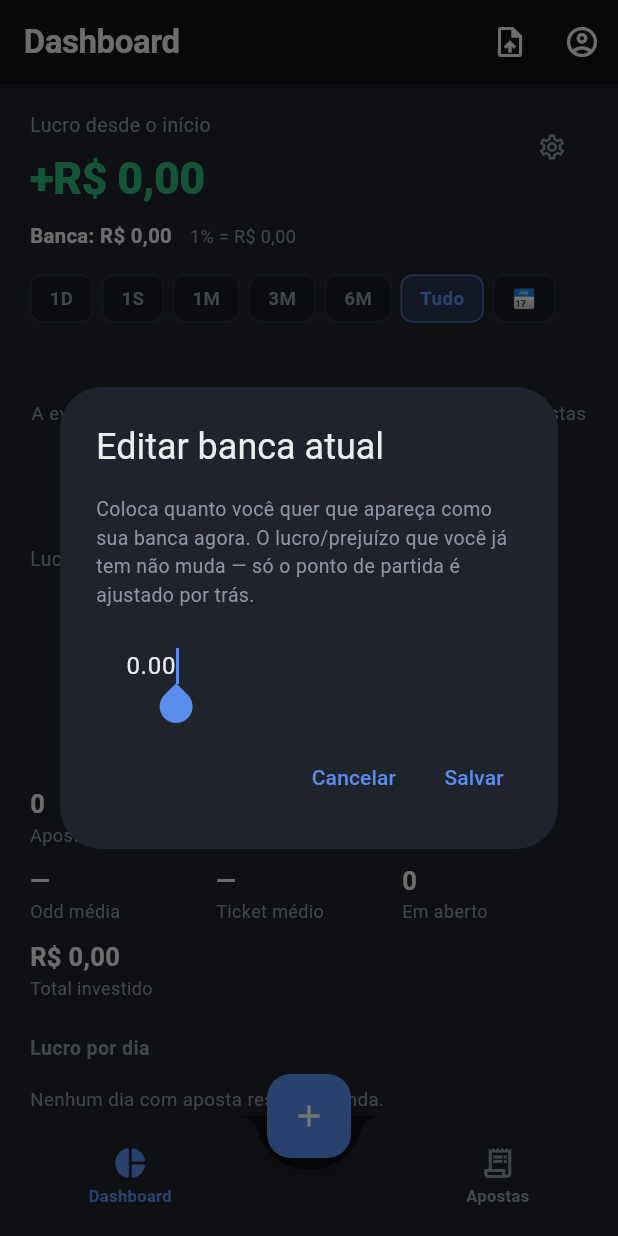
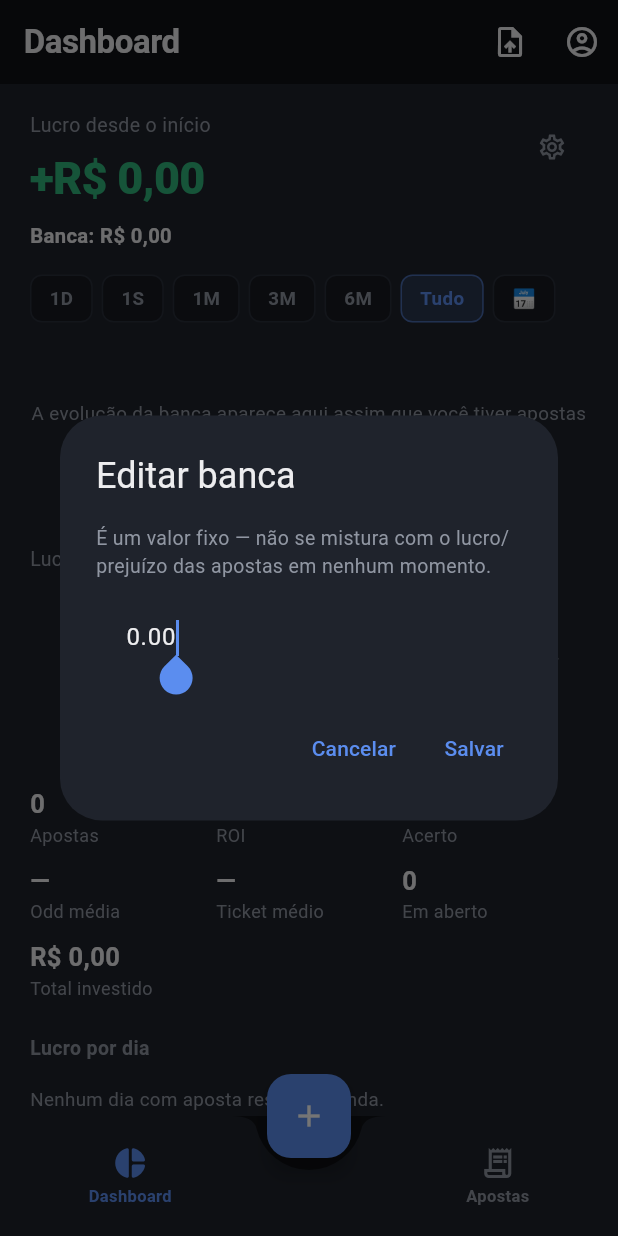
Before and after one commit to Schererz/Smart-Sheet, a Flutter app: the HomeScreen screen opened directly, after a tap on the "settings" icon, on a phone screen of 412 x 824 dp. Run offline on Flutter 3.47's test engine with Material 3 defaults, Android fonts, the phone set to English and light mode, and no system bars; our stand-ins replace file_picker, fl_chart, image_picker, shared_preferences; missing offline and left inert: google_mlkit_text_recognition; accounts and stored records are empty; network calls fail.

Commit message:
ajuste 2 da banca por casa, deposito e banca total

```diff
--- a/frontend/lib/screens/home_screen.dart
+++ b/frontend/lib/screens/home_screen.dart
@@ -54,14 +54,14 @@
 
   Future<void> _abrirDialogoBanca({bool primeiraVez = false}) async {
     final controlador = TextEditingController(
-      text: primeiraVez ? '' : _resumo.bancaAtual.toStringAsFixed(2),
+      text: primeiraVez ? '' : _resumo.bancaInicial.toStringAsFixed(2),
     );
     final valor = await showDialog<double>(
       context: context,
       barrierDismissible: !primeiraVez,
       builder: (_) => AlertDialog(
         backgroundColor: AppColors.superficieAlta,
-        title: Text(primeiraVez ? 'Qual sua banca inicial?' : 'Editar banca atual'),
+        title: Text(primeiraVez ? 'Qual sua banca inicial?' : 'Editar banca'),
         content: Column(
           mainAxisSize: MainAxisSize.min,
           crossAxisAlignment: CrossAxisAlignment.start,
@@ -78,7 +78,7 @@
               const Padding(
                 padding: EdgeInsets.only(bottom: 12),
                 child: Text(
-                  'Coloca quanto você quer que apareça como sua banca agora. O lucro/prejuízo que você já tem não muda — só o ponto de partida é ajustado por trás.',
+                  'É um valor fixo — não se mistura com o lucro/prejuízo das apostas em nenhum momento.',
                   style: TextStyle(color: AppColors.textoSecundario, fontSize: 13),
                 ),
               ),
--- a/frontend/lib/widgets/resumo_header.dart
+++ b/frontend/lib/widgets/resumo_header.dart
@@ -56,6 +56,18 @@
   /// período" quanto você já depositou no total, é uma pergunta diferente
   /// de "quanto rendeu nesse período").
   List<ResumoPorCasa> get _resumoPorCasaFiltrado {
+    final semFiltro = !_periodo.ehPersonalizado && _periodo.preset == PeriodoFiltro.tudo;
+    if (semFiltro) {
+      // sem filtro: usa direto o que o backend já manda, sem recalcular
+      // nada — evita duplicar lógica e os bugs de sincronia que isso já
+      // causou antes.
+      return widget.resumoPorCasa;
+    }
+
+    // com filtro de período: o lucro/estatísticas seguem o filtro, mas a
+    // banca (inicial/atual de cada casa) continua sendo sempre o total
+    // histórico do backend — não tem como saber "quanto tinha na casa
+    // naquele período específico", só faz sentido como valor de sempre.
     final local = calcularResumoPorCasaLocal(_apostasFiltradas);
     final bancaPorNome = {for (final c in widget.resumoPorCasa) c.casa: c};
 
@@ -88,10 +100,6 @@
     final resumoPeriodo = _resumoFiltrado;
     final corLucroPeriodo = resumoPeriodo.lucroTotal >= 0 ? AppColors.green : AppColors.red;
     final eTudo = !_periodo.ehPersonalizado && _periodo.preset == PeriodoFiltro.tudo;
-    // banca "exibida" acompanha o período: banca inicial + lucro só do
-    // período escolhido (quando o período é "Tudo", isso já bate com o
-    // valor de sempre, banca_inicial + lucro_total).
-    final bancaExibida = widget.resumo.bancaInicial + resumoPeriodo.lucroTotal;
 
     return Container(
       padding: const EdgeInsets.fromLTRB(20, 18, 20, 20),
@@ -135,13 +143,14 @@
             runSpacing: 4,
             children: [
               Text(
-                'Banca: ${formatoMoeda.format(bancaExibida)}',
+                'Banca: ${formatoMoeda.format(widget.resumo.bancaInicial)}',
                 style: const TextStyle(fontSize: 13.5, fontWeight: FontWeight.w600),
               ),
-              Text(
-                '1% = ${formatoMoeda.format(widget.resumo.bancaInicial / 100)}',
-                style: const TextStyle(fontSize: 12, color: AppColors.textoSecundario),
-              ),
+              if (widget.resumo.bancaInicial > 0)
+                Text(
+                  '1% = ${formatoMoeda.format(widget.resumo.bancaInicial / 100)}',
+                  style: const TextStyle(fontSize: 12, color: AppColors.textoSecundario),
+                ),
             ],
           ),
           const SizedBox(height: 16),
```
Also changed, not shown: frontend/lib/screens/movimentacoes_screen.dart (+91 -7 lines), 1 other file.
